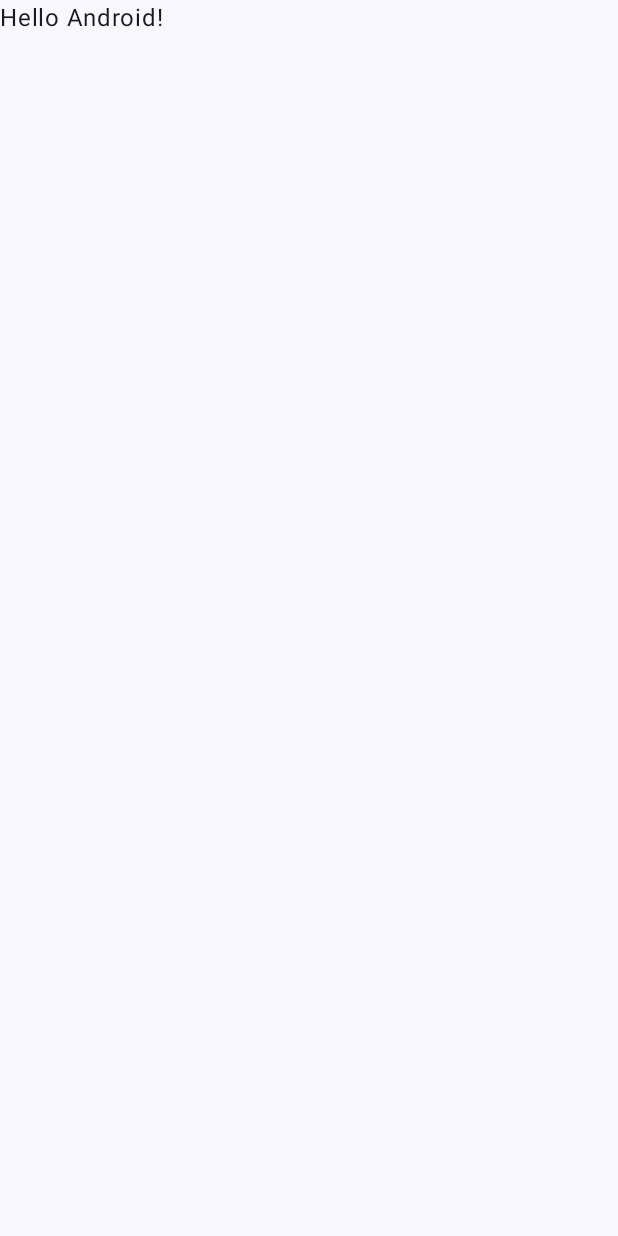
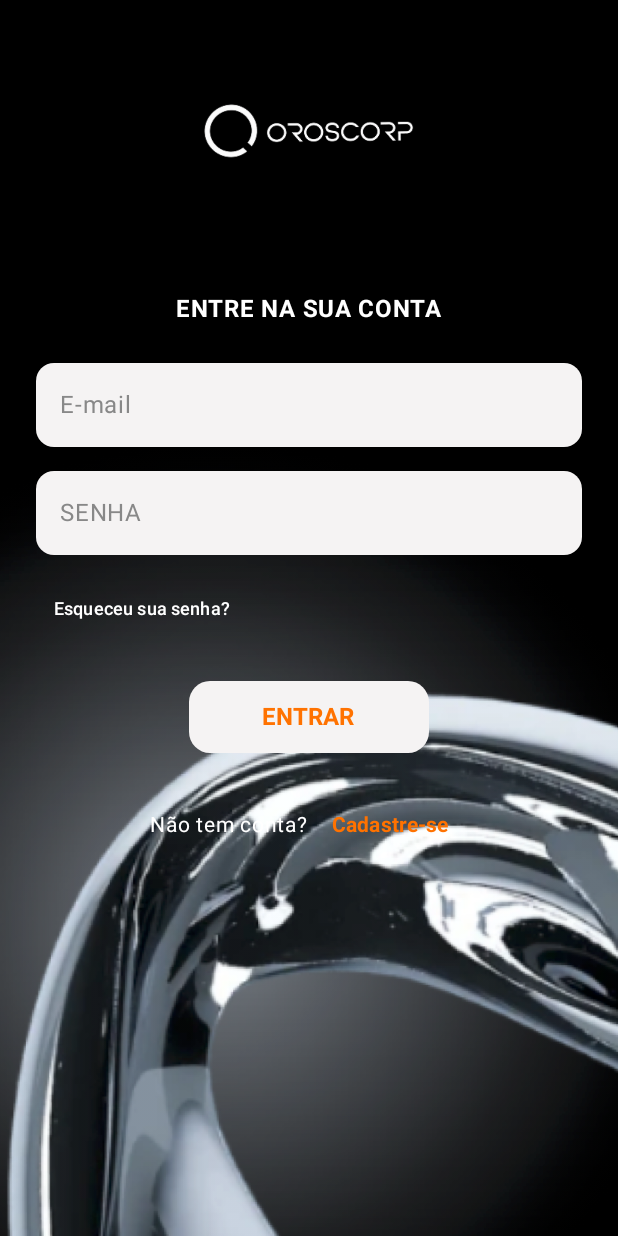
Before and after one commit to suehtam6/OROSCORP---MOBILE, an Android app built with Jetpack Compose: the screen it shows after launch (MainActivity), on a phone screen of 412 x 824 dp. Before the commit the screen is almost empty. Run offline under Robolectric (Android 15) with nearby library versions, the phone set to English and light mode, and no system bars.

Commit message:
tela de login e esqueceu senha

```diff
--- a/app/src/main/java/com/example/oroscorp_adm/MainActivity.kt
+++ b/app/src/main/java/com/example/oroscorp_adm/MainActivity.kt
@@ -4,13 +4,21 @@ import android.os.Bundle
 import androidx.activity.ComponentActivity
 import androidx.activity.compose.setContent
 import androidx.activity.enableEdgeToEdge
-import androidx.compose.foundation.layout.fillMaxSize
-import androidx.compose.foundation.layout.padding
-import androidx.compose.material3.Scaffold
-import androidx.compose.material3.Text
-import androidx.compose.runtime.Composable
+import androidx.compose.foundation.Image
+import androidx.compose.foundation.layout.*
+import androidx.compose.foundation.shape.RoundedCornerShape
+import androidx.compose.material3.*
+import androidx.compose.runtime.*
+import androidx.compose.ui.Alignment
 import androidx.compose.ui.Modifier
-import androidx.compose.ui.tooling.preview.Preview
+import androidx.compose.ui.graphics.Color
+import androidx.compose.ui.layout.ContentScale
+import androidx.compose.ui.res.painterResource
+import androidx.compose.ui.text.font.FontWeight
+import androidx.compose.ui.text.input.PasswordVisualTransformation
+import androidx.compose.ui.unit.dp
+import androidx.compose.ui.unit.sp
+import com.example.oroscorp_adm.screens.EsqueceuSenhaScreen
 import com.example.oroscorp_adm.ui.theme.OroscorpadmTheme
 
 class MainActivity : ComponentActivity() {
@@ -19,11 +27,11 @@ class MainActivity : ComponentActivity() {
         enableEdgeToEdge()
         setContent {
             OroscorpadmTheme {
-                Scaffold(modifier = Modifier.fillMaxSize()) { innerPadding ->
-                    Greeting(
-                        name = "Android",
-                        modifier = Modifier.padding(innerPadding)
-                    )
+                Surface(
+                    modifier = Modifier.fillMaxSize(),
+                    color = MaterialTheme.colorScheme.background
+                ) {
+                    LoginScreen()
                 }
             }
         }
@@ -31,17 +39,151 @@ class MainActivity : ComponentActivity() {
 }
 
 @Composable
-fun Greeting(name: String, modifier: Modifier = Modifier) {
-    Text(
-        text = "Hello $name!",
-        modifier = modifier
-    )
-}
+fun LoginScreen() {
+    var email by remember { mutableStateOf("") }
+    var password by remember { mutableStateOf("") }
+    var showEsqueceuSenha by remember { mutableStateOf(false) }
 
-@Preview(showBackground = true)
-@Composable
-fun GreetingPreview() {
-    OroscorpadmTheme {
-        Greeting("Android")
+    if (showEsqueceuSenha) {
+        EsqueceuSenhaScreen(onBackClick = { showEsqueceuSenha = false })
+    } else {
+        Box(
+            modifier = Modifier.fillMaxSize()
+        ) {
+            // 1. Imagem de Fundo
+            Image(
+                painter = painterResource(id = R.drawable.fundo),
+                contentDescription = "Fundo",
+                modifier = Modifier.fillMaxSize(),
+                contentScale = ContentScale.Crop
+            )
+
+            // 2. Conteúdo da Tela de Login
+            Column(
+                modifier = Modifier
+                    .fillMaxSize()
+                    .padding(24.dp),
+                horizontalAlignment = Alignment.CenterHorizontally
+            ) {
+                Spacer(modifier = Modifier.height(40.dp))
+
+                // Logo Oroscorp no topo
+                Image(
+                    painter = painterResource(id = R.drawable.logo),
+                    contentDescription = "Logo Oroscorp",
+                    modifier = Modifier
+                        .width(180.dp)
+                        .height(50.dp),
+                    contentScale = ContentScale.Fit
+                )
+
+                Spacer(modifier = Modifier.height(80.dp))
+
+                // Título
+                Text(
+                    text = "ENTRE NA SUA CONTA",
+                    color = Color.White,
+                    fontSize = 16.sp,
+                    fontWeight = FontWeight.Bold
+                )
+
+                Spacer(modifier = Modifier.height(24.dp))
+
+                // Campo de E-mail
+                OutlinedTextField(
+                    value = email,
+                    onValueChange = { email = it },
+                    placeholder = { Text("E-mail", color = Color.Gray) },
+                    modifier = Modifier
+                        .fillMaxWidth()
+                        .height(56.dp),
+                    shape = RoundedCornerShape(12.dp),
+                    colors = OutlinedTextFieldDefaults.colors(
+                        unfocusedContainerColor = Color(0xFFF5F3F3),
+                        focusedContainerColor = Color(0xFFF5F3F3),
+                        unfocusedBorderColor = Color.Transparent,
+                        focusedBorderColor = Color.Transparent
+                    )
+                )
+
+                Spacer(modifier = Modifier.height(16.dp))
+
+                // Campo de Senha
+                OutlinedTextField(
+                    value = password,
+                    onValueChange = { password = it },
+                    placeholder = { Text("SENHA", color = Color.Gray) },
+                    visualTransformation = PasswordVisualTransformation(),
+                    modifier = Modifier
+                        .fillMaxWidth()
+                        .height(56.dp),
+                    shape = RoundedCornerShape(12.dp),
+                    colors = OutlinedTextFieldDefaults.colors(
+                        unfocusedContainerColor = Color(0xFFF5F3F3),
+                        focusedContainerColor = Color(0xFFF5F3F3),
+                        unfocusedBorderColor = Color.Transparent,
+                        focusedBorderColor = Color.Transparent
+                    )
+                )
+
+                Spacer(modifier = Modifier.height(12.dp))
+
+                // Botão "Esqueceu sua senha?"
+                Box(
+                    modifier = Modifier.fillMaxWidth(),
+                    contentAlignment = Alignment.CenterStart
+                ) {
+                    TextButton(onClick = { showEsqueceuSenha = true }) {
+                        Text(
+                            text = "Esqueceu sua senha?",
+                            color = Color.White,
+                            fontSize = 12.sp
+                        )
+                    }
+                }
+
+                Spacer(modifier = Modifier.height(24.dp))
+
+                // Botão ENTRAR
+                Button(
+                    onClick = { /* Ação de login */ },
+                    modifier = Modifier
+                        .width(160.dp)
+                        .height(48.dp),
+                    shape = RoundedCornerShape(14.dp),
+                    colors = ButtonDefaults.buttonColors(
+                        containerColor = Color(0xFFF5F3F3)
+                    )
+                ) {
+                    Text(
+                        text = "ENTRAR",
+                        color = Color(0xFFFF7200),
+                        fontSize = 16.sp,
+                        fontWeight = FontWeight.Bold
+                    )
+                }
+
+                Spacer(modifier = Modifier.height(24.dp))
+
+                // Rodapé Cadastre-se
+                Row(
+                    verticalAlignment = Alignment.CenterVertically
+                ) {
+                    Text(
+                        text = "Não tem conta? ",
+                        color = Color.White,
+                        fontSize = 14.sp
+                    )
+                    TextButton(onClick = { /* Ação de cadastro */ }) {
+                        Text(
+                            text = "Cadastre-se",
+                            color = Color(0xFFFF7200),
+                            fontSize = 14.sp,
+                            fontWeight = FontWeight.Bold
+                        )
+                    }
+                }
+            }
+        }
     }
 }
--- a/gradle/libs.versions.toml
+++ b/gradle/libs.versions.toml
@@ -1,10 +1,10 @@
 [versions]
-agp = "9.4.1"
-coreKtx = "1.10.1"
+agp = "9.0.1"
+coreKtx = "1.15.0"
 junit = "4.13.2"
 junitVersion = "1.1.5"
 espressoCore = "3.5.1"
-lifecycleRuntimeKtx = "2.6.1"
+lifecycleRuntimeKtx = "2.8.7"
 activityCompose = "1.8.0"
 kotlin = "2.2.10"
 composeBom = "2026.02.01"
```
Also changed, not shown: app/src/main/java/com/example/oroscorp_adm/screens/EsqueceuSenhaScreen.kt (added, +105 -0 lines), app/src/main/res/drawable/fundo.png (added), app/src/main/res/drawable/logo.png (added).
